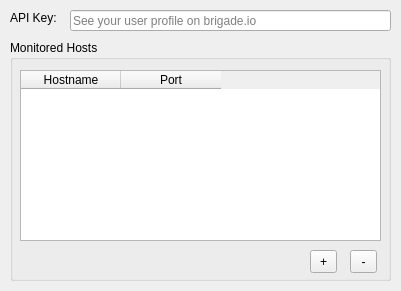
Above: mainwindow.ui from code-lever/brigade-monitor-qt before the change. Below: the same form after it.
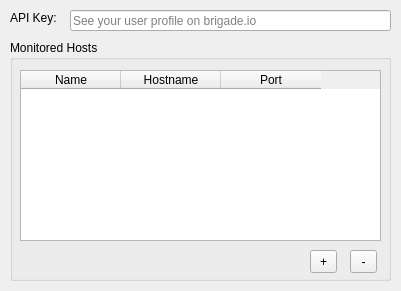
That is the form after the change.

Commit message: Adding 'name' column to configuration

The edit to the form file:
```diff
--- a/mainwindow.ui
+++ b/mainwindow.ui
@@ -97,11 +97,16 @@
       <bool>true</bool>
      </property>
      <property name="columnCount">
-      <number>2</number>
+      <number>3</number>
      </property>
      <attribute name="verticalHeaderVisible">
       <bool>false</bool>
      </attribute>
+     <column>
+      <property name="text">
+       <string>Name</string>
+      </property>
+     </column>
      <column>
       <property name="text">
        <string>Hostname</string>
```
The commit also changes 1 other file.
